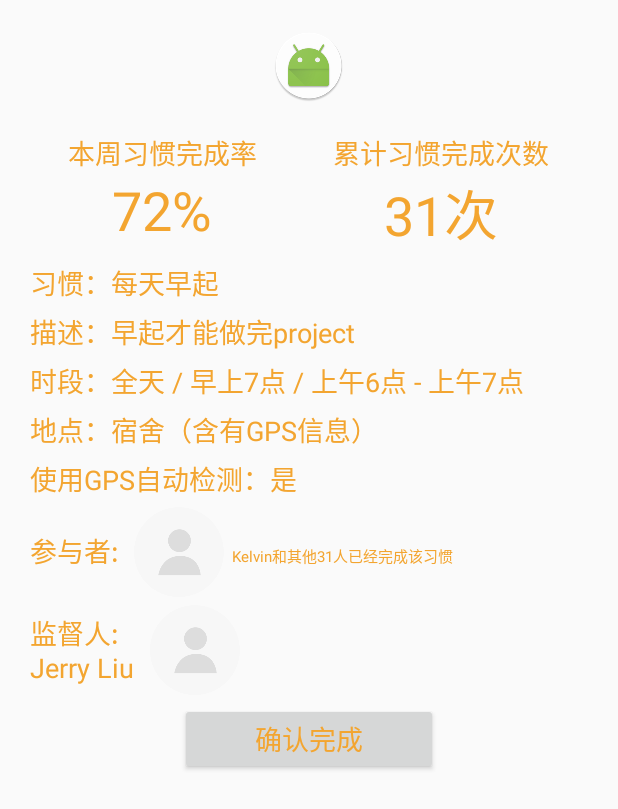
After one commit to kelvin4518/CSCI4140_Final_Project_Pubilc, an Android app: the layout fragment_habit_detail.xml on its own in the app's theme, with its tools: preview values and no code run, on a phone screen of 412 x 824 dp. The commit adds this screen. Shown: the top 809 px of the screen. Run offline under Robolectric (Android 15) with nearby library versions, the phone set to English and light mode, and no system bars.

Commit message:
1. the habit detail fragment and layout 2. change the tapping behavior of main activity to make it point to habit detial

```diff
--- a/app/src/main/java/hk/com/csci4140/culife/activity/MainActivity.java
+++ b/app/src/main/java/hk/com/csci4140/culife/activity/MainActivity.java
@@ -17,6 +17,7 @@ import butterknife.BindView;
 import butterknife.ButterKnife;
 import hk.com.csci4140.culife.Constant;
 import hk.com.csci4140.culife.R;
+import hk.com.csci4140.culife.fragment.HabitDetailFragment;
 import hk.com.csci4140.culife.fragment.HomeFragment;
 import hk.com.csci4140.culife.fragment.MessageFragment;
 import hk.com.csci4140.culife.fragment.OtherMissionFragment;
@@ -196,7 +197,7 @@ public class MainActivity extends BaseActivity {
                 fragment = new PostMissionStepOneFragment();
                 break;
             case 3:
-                fragment = new MessageFragment();
+                fragment = new HabitDetailFragment();
                 break;
             case 4:
                 fragment = new OtherMissionFragment();
--- /dev/null
+++ b/app/src/main/java/hk/com/csci4140/culife/fragment/HabitDetailFragment.java
@@ -0,0 +1,168 @@
+package hk.com.csci4140.culife.fragment;
+
+import android.os.Bundle;
+import android.util.Log;
+import android.view.LayoutInflater;
+import android.view.Menu;
+import android.view.MenuInflater;
+import android.view.MenuItem;
+import android.view.View;
+import android.view.ViewGroup;
+import android.widget.Button;
+import android.widget.EditText;
+import android.widget.Toast;
+
+import com.cazaea.sweetalert.SweetAlertDialog;
+
+import butterknife.BindView;
+import butterknife.ButterKnife;
+import butterknife.OnClick;
+import hk.com.csci4140.culife.Constant;
+import hk.com.csci4140.culife.R;
+import hk.com.csci4140.culife.activity.MainActivity;
+
+
+public class HabitDetailFragment extends BaseFragment {
+
+    private static final String TAG = "HabitDetaiFrag";
+
+    private String mHabitName;
+    private String mHabitContent;
+
+
+    private String mTitle;
+    private String mPrevTitle;
+
+
+    //Initial Setting of every fragment
+    private void initialSetting() {
+        //set Go Back Icon();
+        // setGoBackIcon();
+        getToolbar().setNavigationIcon(R.drawable.ic_action_go_back);
+        getToolbar().setNavigationOnClickListener(new View.OnClickListener() {
+            @Override
+            public void onClick(View view) {
+                //Go to the previous navigation bar selected item
+                getBottomNav().setCurrentItem(((MainActivity) getActivity()).getPreviousItem());
+            }
+        });
+
+
+        //Set Login Icon Invisible
+        setLoginIconVisible(false);
+
+        //Set the bottom navigation visibility
+        setBottomNavFragment(true);
+        setPrevBottomNavFragment(true);
+
+        //Use to set the menu icon
+        setHasOptionsMenu(true);
+    }
+
+
+
+
+
+    // before the page is shown to the suer
+    @Override
+    public void onCreate(Bundle savedInstanceState) {
+        super.onCreate(savedInstanceState);
+
+
+        //Set the title of this fragment, and set the prev title
+        if (mTitle == null) {
+            mTitle = getString(R.string.user_profile_fragment_title);
+        }
+        if (mPrevTitle == null) {
+            mPrevTitle = getPrevTitle();
+        }
+//        setToolbarTitle(mTitle);
+//
+//        setPrevTitle("习惯名称");
+
+        //Set the toolbar title of this fragment
+        mTitle = "习惯标题";
+        setToolbarTitle(mTitle);
+
+        initialSetting();
+
+//        initialSetting();
+    }
+
+//    @Override
+//    public void onCreateOptionsMenu(Menu menu, MenuInflater inflater) {
+//        super.onCreateOptionsMenu(menu, inflater);
+//        //In case the duplicate menu item
+//        try {
+//            for(int i = 0; i < menu.size(); i ++){
+//                menu.getItem(i).setVisible(false);
+//            }
+//        }catch (Exception e){
+//            Log.e(TAG, "onCreateOptionsMenu: " + e.toString());
+//        }
+//
+//        inflater.inflate(R.menu.user_profile_menu, menu);
+//    }
+
+    @Override
+    public View onCreateView(LayoutInflater inflater, ViewGroup container, Bundle savedInstanceState){
+        View mView = inflater.inflate(R.layout.fragment_habit_detail, container, false);
+        ButterKnife.bind(this, mView);
+
+        return mView;
+    }
+
+    @Override
+    public void onStart(){
+        initialSetting();
+        super.onStart();
+    }
+
+
+
+
+
+
+    // User interacting with the page
+
+    @BindView(R.id.confirm_complete)
+    Button confirmBtn;
+
+    @OnClick(R.id.confirm_complete)
+    void onClickConfirmComplete(){
+        //Show the warning text
+        new SweetAlertDialog(getContext(), SweetAlertDialog.SUCCESS_TYPE)
+                .setTitleText("habit is complete")
+                .setContentText("congradulation on finishing a new task")
+                .setConfirmText(getString(R.string.warning_confirm))
+                .setConfirmClickListener(new SweetAlertDialog.OnSweetClickListener() {
+                    @Override
+                    public void onClick(SweetAlertDialog sDialog) {
+//                        Toast.makeText(getActivity(), confirmBtn.getText().toString(), Toast.LENGTH_LONG).show();
+                        if(confirmBtn.getText().toString().equalsIgnoreCase("确认完成")){
+                            confirmBtn.setText("取消");
+                        }
+                        if(confirmBtn.getText().toString().equalsIgnoreCase("取消")){
+                            confirmBtn.setText("确认完成");
+                        }
+//                        confirmBtn.setText("确认完成");
+                        sDialog.dismissWithAnimation();
+                    }
+                })
+                .show();
+    }
+
+
+
+    // the page is dismissed
+    @Override
+    public void onDestroy(){
+        super.onDestroy();
+
+        //Set the title of previous fragment
+        setToolbarTitle(mPrevTitle);
+    }
+
+
+
+}
--- /dev/null
+++ b/app/src/main/res/layout/fragment_habit_detail.xml
@@ -0,0 +1,195 @@
+<?xml version="1.0" encoding="utf-8"?>
+<android.support.constraint.ConstraintLayout
+    xmlns:android="http://schemas.android.com/apk/res/android"
+    xmlns:app="http://schemas.android.com/apk/res-auto"
+    xmlns:tools="http://schemas.android.com/tools"
+    android:orientation="vertical"
+    android:layout_width="match_parent"
+    android:layout_height="match_parent">
+
+    <ScrollView
+        android:layout_width="match_parent"
+        android:layout_height="match_parent">
+
+        <LinearLayout
+            android:layout_width="match_parent"
+            android:layout_height="wrap_content"
+            android:layout_marginLeft="20dp"
+            android:layout_marginRight="20dp"
+            android:orientation="vertical">
+
+            <ImageView
+                android:layout_width="match_parent"
+                android:layout_height="wrap_content"
+                android:layout_marginTop="20dp"
+                android:src="@mipmap/ic_launcher_round"/>
+
+
+            <LinearLayout
+                android:layout_width="match_parent"
+                android:layout_height="match_parent"
+                android:layout_marginTop="20dp"
+                android:orientation="horizontal">
+
+                <LinearLayout
+                    android:layout_width="wrap_content"
+                    android:layout_height="match_parent"
+                    android:orientation="vertical"
+                    android:layout_weight="1" >
+
+
+                    <TextView
+                        android:id="@+id/complete_percentage_title"
+                        android:layout_width="match_parent"
+                        android:layout_height="wrap_content"
+                        android:gravity="center_horizontal"
+                        android:textSize="18sp"
+                        android:text="本周习惯完成率" />
+
+                    <TextView
+                        android:id="@+id/complete_percentage"
+                        android:layout_width="match_parent"
+                        android:layout_height="wrap_content"
+                        android:gravity="center_horizontal"
+                        android:textSize="36sp"
+                        android:text="72%" />
+                </LinearLayout>
+
+                <LinearLayout
+                    android:layout_width="wrap_content"
+                    android:layout_height="match_parent"
+                    android:orientation="vertical"
+                    android:layout_weight="1">
+
+                    <TextView
+                        android:id="@+id/complete_number_title"
+                        android:layout_width="match_parent"
+                        android:layout_height="wrap_content"
+                        android:gravity="center_horizontal"
+                        android:textSize="18sp"
+                        android:text="累计习惯完成次数" />
+
+                    <TextView
+                        android:id="@+id/complete_number"
+                        android:layout_width="match_parent"
+                        android:layout_height="wrap_content"
+                        android:gravity="center_horizontal"
+                        android:textSize="36sp"
+                        android:text="31次" />
+                </LinearLayout>
+            </LinearLayout>
+
+            <TextView
+                android:id="@+id/title"
+                android:layout_width="match_parent"
+                android:layout_height="wrap_content"
+                android:layout_marginTop="5dp"
+                android:layout_marginBottom="5dp"
+                android:text="习惯：每天早起"
+                android:textSize="18sp" />
+
+            <TextView
+                android:id="@+id/content"
+                android:layout_width="match_parent"
+                android:layout_height="wrap_content"
+                android:layout_marginBottom="5dp"
+                android:text="描述：早起才能做完project"
+                android:textSize="18sp"/>
+
+            <TextView
+                android:id="@+id/time_slot"
+                android:layout_width="match_parent"
+                android:layout_height="wrap_content"
+                android:layout_marginBottom="5dp"
+                android:text="时段：全天 / 早上7点 / 上午6点 - 上午7点"
+                android:textSize="18sp"/>
+
+            <TextView
+                android:id="@+id/GPS_contraint"
+                android:layout_width="match_parent"
+                android:layout_height="wrap_content"
+                android:layout_marginBottom="5dp"
+                android:text="地点：宿舍（含有GPS信息）"
+                android:textSize="18sp"/>
+
+            <TextView
+                android:id="@+id/GPS_auto_complete"
+                android:layout_width="match_parent"
+                android:layout_height="wrap_content"
+                android:layout_marginBottom="5dp"
+                android:text="使用GPS自动检测：是"
+                android:textSize="18sp"/>
+
+
+            <LinearLayout
+                android:layout_width="match_parent"
+                android:layout_height="match_parent"
+                android:layout_marginBottom="5dp"
+                android:orientation="horizontal">
+
+                <TextView
+                    android:id="@+id/habit_parteners"
+                    android:layout_width="wrap_content"
+                    android:layout_height="wrap_content"
+                    android:layout_marginVertical="15dp"
+                    android:layout_weight="0"
+                    android:text="参与者:"
+                    android:textSize="18sp"/>
+
+                <ImageView
+                    android:id="@+id/parteners_logo"
+                    android:layout_width="60dp"
+                    android:layout_height="60dp"
+                    android:layout_marginLeft="10dp"
+                    android:layout_weight="0"
+                    app:srcCompat="@mipmap/ic_profile_image_placeholder" />
+
+                <TextView
+                    android:id="@+id/partner_complete_info"
+                    android:layout_width="wrap_content"
+                    android:layout_height="wrap_content"
+                    android:layout_marginVertical="15dp"
+                    android:layout_weight="0"
+                    android:text="  Kelvin和其他31人已经完成该习惯"
+                    android:textSize="10sp"/>
+
+            </LinearLayout>
+
+            <LinearLayout
+                android:layout_width="match_parent"
+                android:layout_height="match_parent"
+                android:layout_marginBottom="5dp"
+                android:orientation="horizontal">
+
+                <TextView
+                    android:id="@+id/habit_supervisor"
+                    android:layout_width="wrap_content"
+                    android:layout_height="wrap_content"
+                    android:layout_marginVertical="5dp"
+                    android:layout_weight="0"
+                    android:text="监督人:\nJerry Liu"
+                    android:textSize="18sp"/>
+
+                <ImageView
+                    android:id="@+id/supervisor_logo"
+                    android:layout_width="60dp"
+                    android:layout_height="60dp"
+                    android:layout_marginLeft="10dp"
+                    android:layout_weight="0"
+                    app:srcCompat="@mipmap/ic_profile_image_placeholder" />
+
+            </LinearLayout>
+
+
+
+            <Button
+                android:id="@+id/confirm_complete"
+                android:layout_width="match_parent"
+                android:layout_height="wrap_content"
+                android:layout_marginLeft="100dp"
+                android:layout_marginRight="100dp"
+                android:text="确认完成"
+                android:textSize="18sp"/>
+        </LinearLayout>
+    </ScrollView>
+</android.support.constraint.ConstraintLayout>
```
